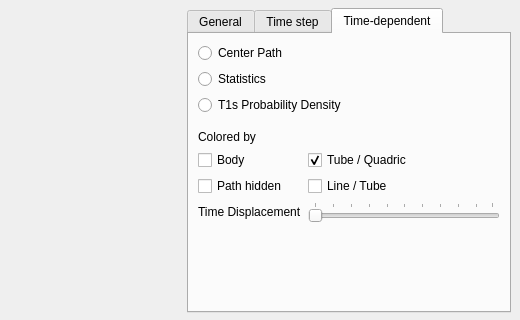
Qt form MainWindow.ui (danlipsa/foamvis) before a commit; both pictures show x 523 to 1043 and y 100 to 420 of the 1043 by 596 pixel window.
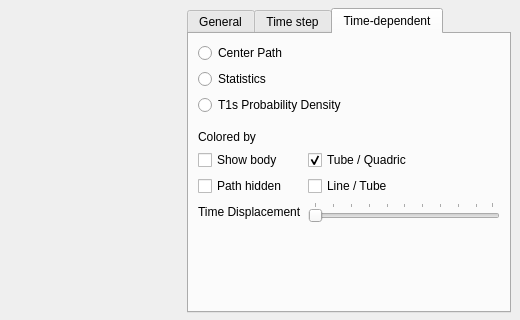
The same form after that commit. The open tabs and pages were chosen to show the change. Custom widgets are drawn as their Qt base class.

Diff of the .ui file:
```diff
--- a/MainWindow.ui
+++ b/MainWindow.ui
@@ -1632,7 +1632,7 @@
                <item row="1" column="0">
                 <widget class="QCheckBox" name="checkBoxCenterPathBody">
                  <property name="text">
-                  <string>Body</string>
+                  <string>Show body</string>
                  </property>
                 </widget>
                </item>
```
Left out of the diff: 2 changed lines with no effect on the pictures.
